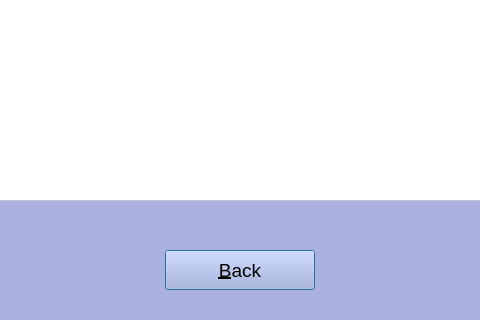
Above: ui_files/show_users.ui from mosleuddin/ExpenseTracker before the change; both pictures show x 118 to 598 and y 180 to 500 of the 716 by 500 pixel window. Below: the same form after it.
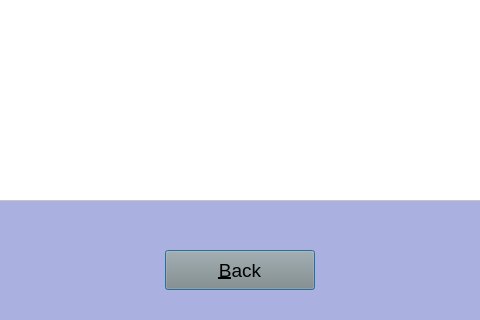
That is the form after the change. Icons and pictures are not drawn.

What changed in the file:
```diff
--- a/ui_files/show_users.ui
+++ b/ui_files/show_users.ui
@@ -220,6 +220,9 @@
          <pointsize>14</pointsize>
         </font>
        </property>
+       <property name="styleSheet">
+        <string notr="true">background-color: rgb(136, 138, 133);</string>
+       </property>
        <property name="text">
         <string>&amp;Back</string>
        </property>
```
